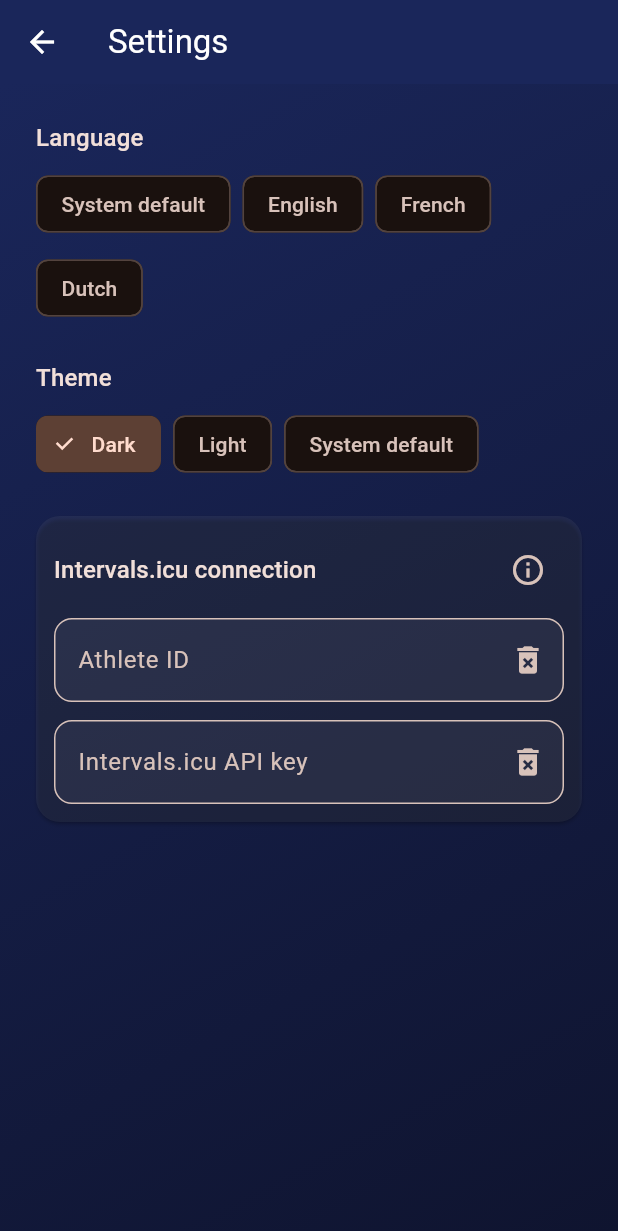
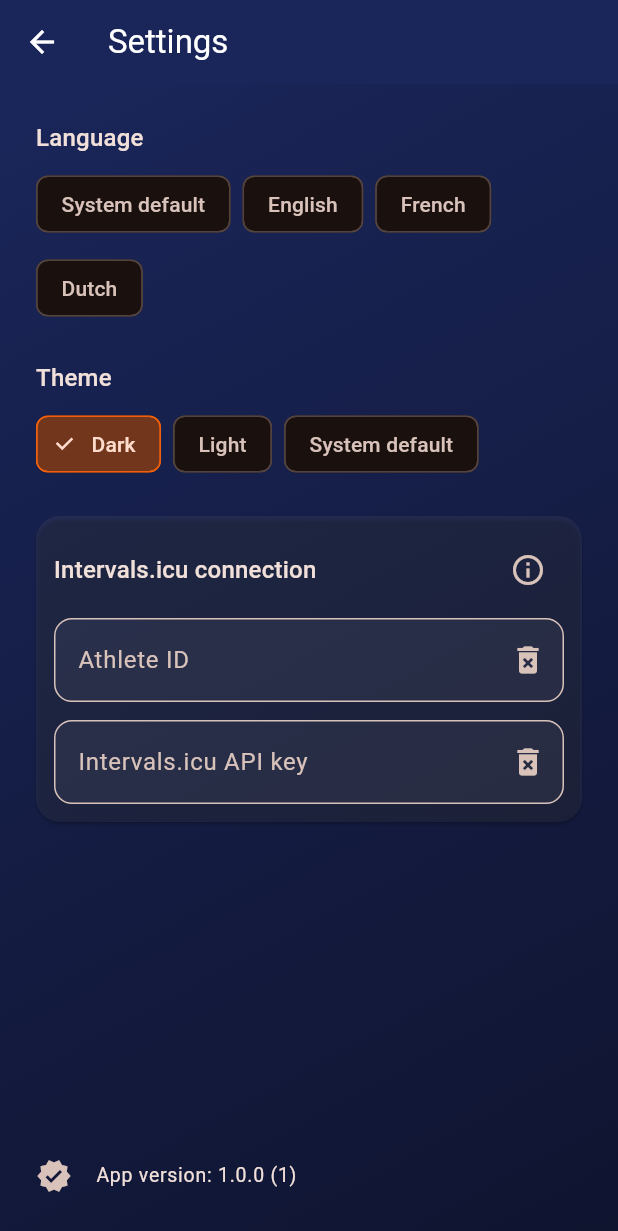
Before and after one commit to lougau92/vma-running, a Flutter app: the VmaSettingsPage screen opened directly with empty values, on a phone screen of 412 x 824 dp. Shown: the top 1231 px of the screen. Run offline on Flutter 3.47's test engine with Material 3 defaults, Android fonts, the phone set to English and light mode, and no system bars; our stand-ins replace flutter_cache_manager, package_info_plus, shared_preferences; accounts and stored records are empty.

Commit message:
display app info

```diff
--- a/lib/app_localizations.dart
+++ b/lib/app_localizations.dart
@@ -62,6 +62,7 @@ class AppLocalizations {
   String get intensityTab => _t('intensityTab');
   String get trainingPlanTab => _t('trainingPlanTab');
   String get settingsTab => _t('settingsTab');
+  String get appVersionLabel => _t('appVersionLabel');
   String get language => _t('language');
   String get systemDefault => _t('systemDefault');
   String get english => _t('english');
--- a/lib/l10n/translations_en.dart
+++ b/lib/l10n/translations_en.dart
@@ -16,6 +16,7 @@ class TranslationsEn {
     'intensityTab': 'Intensity',
     'trainingPlanTab': 'Workout',
     'settingsTab': 'Settings',
+    'appVersionLabel': 'App version',
     'language': 'Language',
     'systemDefault': 'System default',
     'english': 'English',
--- a/lib/l10n/translations_fr.dart
+++ b/lib/l10n/translations_fr.dart
@@ -16,6 +16,7 @@ class TranslationsFr {
     'intensityTab': 'Intensité',
     'trainingPlanTab': 'Entrainement',
     'settingsTab': 'Réglages',
+    'appVersionLabel': 'Version de l''appli',
     'language': 'Langue',
     'systemDefault': 'Langue du système',
     'english': 'Anglais',
--- a/lib/l10n/translations_nl.dart
+++ b/lib/l10n/translations_nl.dart
@@ -16,6 +16,7 @@ class TranslationsNl {
     'intensityTab': 'Intensiteit',
     'trainingPlanTab': 'Training',
     'settingsTab': 'Instellingen',
+    'appVersionLabel': 'App-versie',
     'language': 'Taal',
     'systemDefault': 'Systeemtaal',
     'english': 'Engels',
--- a/lib/vma_app.dart
+++ b/lib/vma_app.dart
@@ -1,5 +1,8 @@
+// ignore_for_file: avoid_print
+
 import 'package:flutter/material.dart';
 import 'package:flutter_localizations/flutter_localizations.dart';
+import 'package:package_info_plus/package_info_plus.dart';
 import 'app_localizations.dart';
 import 'app_settings.dart';
 import 'settings_storage.dart';
@@ -22,6 +25,7 @@ class _VmaAppState extends State<VmaApp> {
   void initState() {
     super.initState();
     _loadSettings();
+    _logPackageInfo();
   }
 
   Future<void> _loadSettings() async {
@@ -31,6 +35,17 @@ class _VmaAppState extends State<VmaApp> {
       _settings = loaded;
       _loading = false;
     });
+  }
+
+  Future<void> _logPackageInfo() async {
+    try {
+      final info = await PackageInfo.fromPlatform();
+      print("🚀 VMA Running App Started");
+      print("📦 Version: ${info.version}");
+      print("hammer Build: ${info.buildNumber}");
+    } catch (e) {
+      print('App launch: failed to read package info: $e');
+    }
   }
 
   Future<void> _updateSettings(AppSettings next) async {
--- a/lib/vma_settings_view.dart
+++ b/lib/vma_settings_view.dart
@@ -1,4 +1,5 @@
 import 'package:flutter/material.dart';
+import 'package:package_info_plus/package_info_plus.dart';
 import 'app_localizations.dart';
 import 'app_settings.dart';
 
@@ -19,12 +20,14 @@ class VmaSettingsView extends StatefulWidget {
 class _VmaSettingsViewState extends State<VmaSettingsView> {
   late TextEditingController _apiKeyController;
   late TextEditingController _athleteController;
+  late Future<PackageInfo> _packageInfoFuture;
   String? _apiKeyError;
   String? _athleteError;
 
   @override
   void initState() {
     super.initState();
+    _packageInfoFuture = PackageInfo.fromPlatform();
     _apiKeyController = TextEditingController(
       text: widget.settings.intervalsApiKey ?? '',
     );
@@ -58,10 +61,14 @@ class _VmaSettingsViewState extends State<VmaSettingsView> {
     final localeValue = widget.settings.localeCode ?? 'system';
     final themeValue = widget.settings.themeMode.name;
 
-    return ListView(
+    return Column(
+      children: [
+        Expanded(
+          child: ListView(
             padding: const EdgeInsets.all(24),
             children: [
-        Text(strings.language, style: Theme.of(context).textTheme.titleMedium),
+              Text(strings.language,
+                  style: Theme.of(context).textTheme.titleMedium),
               const SizedBox(height: 8),
               Wrap(
                 spacing: 8,
@@ -153,7 +160,8 @@ class _VmaSettingsViewState extends State<VmaSettingsView> {
                           IconButton(
                             tooltip: strings.intervalsApiKeyInfo,
                             icon: const Icon(Icons.info_outline),
-                      onPressed: () => _showIntervalsApiHelp(context, strings),
+                            onPressed: () =>
+                                _showIntervalsApiHelp(context, strings),
                           ),
                         ],
                       ),
@@ -166,7 +174,8 @@ class _VmaSettingsViewState extends State<VmaSettingsView> {
                         onChanged: (value) {
                           final trimmed = value.trim();
                           final nextValue = trimmed.isEmpty ? null : trimmed;
-                    if (trimmed.isNotEmpty && !_isValidAthleteId(trimmed)) {
+                          if (trimmed.isNotEmpty &&
+                              !_isValidAthleteId(trimmed)) {
                             setState(() {
                               _athleteError = strings.intervalsAthleteIdInvalid;
                             });
@@ -175,7 +184,9 @@ class _VmaSettingsViewState extends State<VmaSettingsView> {
                           setState(() => _athleteError = null);
                           if (nextValue != widget.settings.intervalsAthleteId) {
                             widget.onSettingsChanged(
-                        widget.settings.copyWith(intervalsAthleteId: nextValue),
+                              widget.settings.copyWith(
+                                intervalsAthleteId: nextValue,
+                              ),
                             );
                           }
                         },
@@ -184,7 +195,9 @@ class _VmaSettingsViewState extends State<VmaSettingsView> {
                           setState(() => _athleteError = null);
                           if (widget.settings.intervalsAthleteId != null) {
                             widget.onSettingsChanged(
-                        widget.settings.copyWith(intervalsAthleteId: null),
+                              widget.settings.copyWith(
+                                intervalsAthleteId: null,
+                              ),
                             );
                           }
                         },
@@ -207,7 +220,9 @@ class _VmaSettingsViewState extends State<VmaSettingsView> {
                           setState(() => _apiKeyError = null);
                           if (nextKey != widget.settings.intervalsApiKey) {
                             widget.onSettingsChanged(
-                        widget.settings.copyWith(intervalsApiKey: nextKey),
+                              widget.settings.copyWith(
+                                intervalsApiKey: nextKey,
+                              ),
                             );
                           }
                         },
@@ -216,12 +231,38 @@ class _VmaSettingsViewState extends State<VmaSettingsView> {
                           setState(() => _apiKeyError = null);
                           if (widget.settings.intervalsApiKey != null) {
                             widget.onSettingsChanged(
-                        widget.settings.copyWith(intervalsApiKey: null),
+                              widget.settings.copyWith(
+                                intervalsApiKey: null,
+                              ),
                             );
                           }
                         },
                       ),
                     ],
+                  ),
+                ),
+              ),
+            ],
+          ),
+        ),
+        SafeArea(
+          top: false,
+          child: Padding(
+            padding: const EdgeInsets.fromLTRB(24, 8, 24, 16),
+            child: FutureBuilder<PackageInfo>(
+              future: _packageInfoFuture,
+              builder: (context, snapshot) {
+                if (!snapshot.hasData) return const SizedBox.shrink();
+                final info = snapshot.data!;
+                final version = info.version;
+                final buildNumber = info.buildNumber;
+                return ListTile(
+                  contentPadding: EdgeInsets.zero,
+                  dense: true,
+                  leading: const Icon(Icons.verified_sharp),
+                  title: Text('${strings.appVersionLabel}: $version ($buildNumber)'),
+                );
+              },
             ),
           ),
         ),
@@ -317,9 +358,19 @@ class _LanguageChip extends StatelessWidget {
 
   @override
   Widget build(BuildContext context) {
+    final colors = Theme.of(context).colorScheme;
+    final selected = current == value;
     return ChoiceChip(
       label: Text(label),
-      selected: current == value,
+      selected: selected,
+      selectedColor: colors.primaryContainer,
+      checkmarkColor: colors.onPrimaryContainer,
+      labelStyle: TextStyle(
+        color: selected ? colors.onPrimaryContainer : null,
+      ),
+      side: BorderSide(
+        color: selected ? colors.primary : colors.outlineVariant,
+      ),
       onSelected: (_) => onSelected(),
     );
   }
@@ -340,9 +391,19 @@ class _ThemeChip extends StatelessWidget {
 
   @override
   Widget build(BuildContext context) {
+    final colors = Theme.of(context).colorScheme;
+    final selected = current == value;
     return ChoiceChip(
       label: Text(label),
-      selected: current == value,
+      selected: selected,
+      selectedColor: colors.primaryContainer,
+      checkmarkColor: colors.onPrimaryContainer,
+      labelStyle: TextStyle(
+        color: selected ? colors.onPrimaryContainer : null,
+      ),
+      side: BorderSide(
+        color: selected ? colors.primary : colors.outlineVariant,
+      ),
       onSelected: (_) => onSelected(),
     );
   }
--- a/pubspec.yaml
+++ b/pubspec.yaml
@@ -35,6 +35,7 @@ dependencies:
     sdk: flutter
 
   shared_preferences: ^2.3.2
+  package_info_plus: ^8.0.2
 
   # The following adds the Cupertino Icons font to your application.
   # Use with the CupertinoIcons class for iOS style icons.
```
Also changed, not shown: pubspec.lock, 1 other file. Lines whose indentation alone changed are shown as unchanged.
